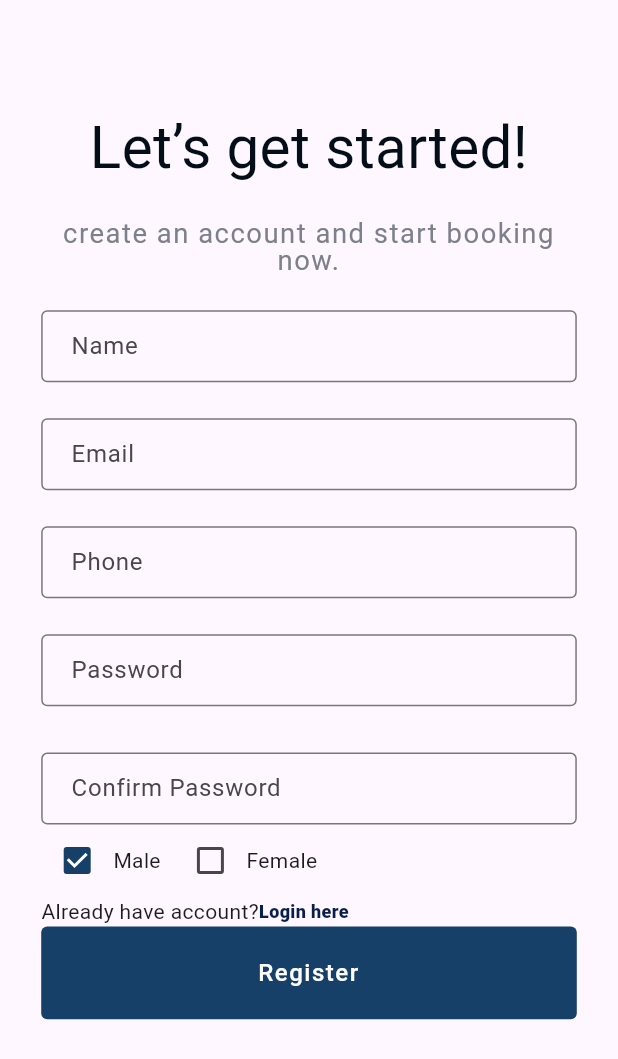
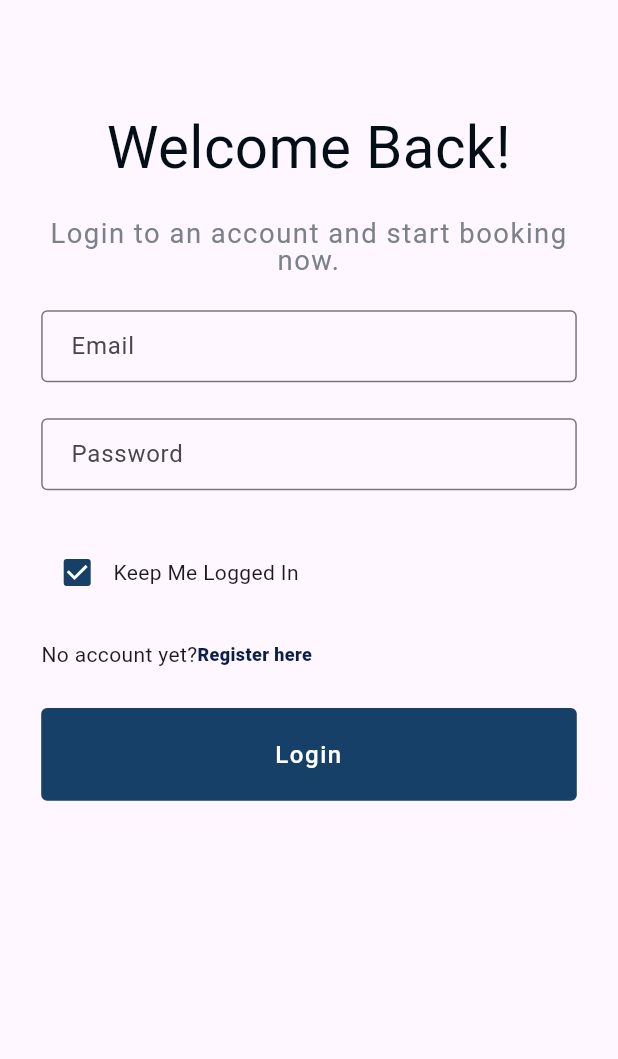
Before and after one commit to ahmedhany20200050/OBA_VCare_App, a Flutter app: the screen it shows after launch, on a phone screen of 412 x 824 dp. Shown: the top 1059 px of the screen. Run offline on Flutter 3.47's test engine with Material 2 defaults, Android fonts, the phone set to English and light mode, and no system bars; our stand-ins replace bloc, flutter_bloc, flutter_secure_storage, google_fonts, shared_preferences; missing offline and left inert: animated_snack_bar; Roboto replaces fonts that are missing (Nunito).

Commit message:
finished login screen

```diff
--- /dev/null
+++ b/lib/Features/login/presentation/manger/cubit/login_cubit_state.dart
@@ -0,0 +1,13 @@
+sealed class LoginCubitState {}
+
+final class LoginCubitInitial extends LoginCubitState {}
+
+final class LoginCubitLoading extends LoginCubitState {}
+
+final class LoginCubitSuccess extends LoginCubitState {}
+
+final class LoginCubitFailure extends LoginCubitState {
+  Map<String,dynamic> err;
+
+  LoginCubitFailure({required this.err});
+}
--- /dev/null
+++ b/lib/Features/login/presentation/views/login_screen.dart
@@ -0,0 +1,247 @@
+// ignore_for_file: body_might_complete_normally_nullable
+import 'package:animated_snack_bar/animated_snack_bar.dart';
+import 'package:flutter_bloc/flutter_bloc.dart';
+import 'package:flutter_secure_storage/flutter_secure_storage.dart';
+
+import 'package:flutter/material.dart';
+import 'package:shared_preferences/shared_preferences.dart';
+import '../../../../core/app_colors.dart';
+import '../../../../core/app_styles.dart';
+import '../../../../core/utils/size_config.dart';
+import '../manger/cubit/login_cubit.dart';
+import '../manger/cubit/login_cubit_state.dart';
+
+class LoginScreen extends StatefulWidget {
+  const LoginScreen({super.key});
+  static const id = 'LoginScreen';
+
+  @override
+  State<LoginScreen> createState() => _LoginScreenState();
+}
+
+class _LoginScreenState extends State<LoginScreen> {
+  GlobalKey<FormState> formkey = GlobalKey();
+  TextEditingController email = TextEditingController();
+  TextEditingController password = TextEditingController();
+  bool keepMeLoggedIn = true;
+
+  String emailErrors(state){
+    if(state is LoginCubitFailure){
+      if(state.err.containsKey('email')){
+        print(state.err['email'][0].toString());
+        return state.err['email'][0].toString();
+      }
+    }
+    return'';
+  }
+  String passwordErrors(state){
+    if(state is LoginCubitFailure){
+      if(state.err.containsKey('password')){
+        print(state.err['password'][0].toString());
+        return state.err['password'][0].toString();
+      }
+    }
+    return'';
+  }
+
+
+  @override
+  Widget build(BuildContext context) {
+    return BlocConsumer<LoginCubit, LoginCubitState>(
+      listener: (context, state) {
+        if (state is LoginCubitSuccess) {
+          //todo: navigate
+          // Navigator.of(context).pushNamed(HomeScreen.id);
+          AnimatedSnackBar.material(
+            'Login Success',
+            type: AnimatedSnackBarType.success,
+            duration: const Duration(seconds: 4),
+          ).show(context);
+        }
+        if(state is LoginCubitFailure){
+            if(state.err.containsKey('error')){
+              print(state.err['error'].toString());
+              AnimatedSnackBar.material(
+                state.err['error'].toString().replaceAll("Exception:", " "),
+                type: AnimatedSnackBarType.error,
+                duration: const Duration(seconds: 4),
+              ).show(context);
+            }
+
+        }
+      },
+      builder: (context, state) {
+        var loginCubit = BlocProvider.of<LoginCubit>(context);
+        return Scaffold(
+            body: SafeArea(
+                        child: SingleChildScrollView(
+                          physics: const ClampingScrollPhysics(),
+                          child: Container(
+                            padding: EdgeInsets.symmetric(
+                                horizontal: 24 * SizeConfig.horizontalBlock,
+                                vertical: 55 * SizeConfig.verticalBlock),
+                            child: Form(
+                              key: formkey,
+                              child: SingleChildScrollView(
+                                child: Column(
+                                  crossAxisAlignment: CrossAxisAlignment.stretch,
+                                  children: [
+                                    Text(
+                                      "Welcome Back!",
+                                      textAlign: TextAlign.center,
+                                      style: AppStyles.titleStyle,
+                                    ),
+                                    const SizedBox(
+                                      height: 20,
+                                    ),
+                                    Row(
+                                      children: [
+                                        Expanded(
+                                          child: Text(
+                                            "Login to an account and start booking now.",
+                                            style: AppStyles.descriptionStyle,
+                                            textAlign: TextAlign.center,
+                                          ),
+                                        ),
+                                      ],
+                                    ),
+                                    const SizedBox(
+                                      height: 24,
+                                    ),
+
+                                    TextFormField(
+                                      controller: email,
+                                      decoration: InputDecoration(
+                                        contentPadding:
+                                            const EdgeInsets.symmetric(
+                                                horizontal: 16),
+                                        hintText: "Email",
+                                        focusedBorder: const OutlineInputBorder(
+                                            borderSide: BorderSide(
+                                                width: 2,
+                                                color: AppColors.textFieldColor
+                                            )
+                                        ),
+                                        border: OutlineInputBorder(
+                                          borderRadius: BorderRadius.circular(4),
+                                          borderSide: const BorderSide(
+                                            color: AppColors.textFieldColor,
+                                            width: 1,
+                                          ),
+                                        ),
+                                      ),
+                                    ),
+                                    state is LoginCubitFailure?
+                                    Text(emailErrors(state),style: AppStyles.textFieldErrorStyle,):Container(),
+                                    const SizedBox(
+                                      height: 24,
+                                    ),
+
+                                    TextFormField(
+                                      obscureText: true,
+                                      controller: password,
+                                      decoration: InputDecoration(
+                                        contentPadding:
+                                            const EdgeInsets.symmetric(
+                                                horizontal: 16),
+                                        hintText: "Password",
+                                        focusedBorder: const OutlineInputBorder(
+                                            borderSide: BorderSide(
+                                                width: 2,
+                                                color: AppColors.textFieldColor
+                                            )
+                                        ),
+                                        border: OutlineInputBorder(
+                                          borderRadius: BorderRadius.circular(4),
+                                          borderSide: const BorderSide(
+                                            color: AppColors.textFieldColor,
+                                            width: 1,
+                                          ),
+                                        ),
+                                      ),
+                                    ),
+                                    state is LoginCubitFailure?
+                                        Text(passwordErrors(state),style: AppStyles.textFieldErrorStyle,):Container(),
+                                    SizedBox(
+                                      height: 24*SizeConfig.verticalBlock,
+                                    ),
+
+                                    Row(
+                                      children: [
+                                        Checkbox(
+                                            activeColor: AppColors.primaryColor,
+                                            value: keepMeLoggedIn,
+                                            onChanged: (value) {
+                                              setState(() {
+                                                keepMeLoggedIn = !keepMeLoggedIn;
+                                              });
+                                            }),
+                                        const Text("Keep Me Logged In"),
+
+                                      ],
+                                    ),
+                                    SizedBox(
+                                      height: 16*SizeConfig.verticalBlock,
+                                    ),
+                                    Row(
+                                      children: [
+                                        const Text("No account yet?"),
+                                        GestureDetector(
+                                          onTap: (){
+                                            //todo:push the register screen
+                                          },
+                                          child: Text("Register here",style: AppStyles.homeProgressStyle.copyWith(
+                                            fontSize: 12
+                                          ),),
+                                        ),
+                                      ],
+                                    ),
+                                    SizedBox(
+                                      height: 20*SizeConfig.verticalBlock,
+                                    ),
+                                    state is LoginCubitLoading?
+                                  const Center(
+                                    child: SizedBox(
+                                        height: 20,
+                                        width: 20,
+                                        child: CircularProgressIndicator(
+                                          color: AppColors.primaryColor,
+                                        )),
+                                  )
+                                        :SizedBox(
+                                      height: 48 * SizeConfig.verticalBlock,
+                                      child: TextButton(
+                                        style: TextButton.styleFrom(
+                                            backgroundColor:
+                                                AppColors.primaryColor,
+                                            shape: RoundedRectangleBorder(
+                                              borderRadius:
+                                                  BorderRadius.circular(4),
+                                            )),
+                                        onPressed: () async {
+                                          if (formkey.currentState!.validate()) {
+                                            await loginCubit.login(
+                                              email: email.text,
+                                              password: password.text,
+                                              keepMeLoggedIn: keepMeLoggedIn,
+                                            );
+                                          }
+                                        },
+                                        child: Text(
+                                          "Login",
+                                          textAlign: TextAlign.center,
+                                          style: AppStyles.buttonTextStyle,
+                                        ),
+                                      ),
+                                    )
+                                  ],
+                                ),
+                              ),
+                            ),
+                          ),
+                        ),
+                      ));
+      },
+    );
+  }
+}
--- a/lib/core/app_styles.dart
+++ b/lib/core/app_styles.dart
@@ -7,6 +7,12 @@ class AppStyles{
   static  TextStyle titleStyle =  TextStyle(
     color:const Color(0xFF030E19),
     fontSize: 34*SizeConfig.textRatio,
+    fontFamily: 'Roboto',
+    fontWeight: FontWeight.w400,
+  );
+  static  TextStyle textFieldErrorStyle =  TextStyle(
+    color:Colors.red,
+    fontSize: 8*SizeConfig.textRatio,
     fontFamily: 'Roboto',
     fontWeight: FontWeight.w400,
   );
--- a/lib/core/utils/endpoints.dart
+++ b/lib/core/utils/endpoints.dart
@@ -1,5 +1,6 @@
 class EndPoints {
   static String baseUrl = 'https://vcare.integration25.com/api';
   static String registerEndpoint = '/auth/register';
+  static String loginEndpoint = '/auth/login';
 
 }
--- a/lib/main.dart
+++ b/lib/main.dart
@@ -1,5 +1,7 @@
 import 'package:flutter/material.dart';
 import 'package:flutter_bloc/flutter_bloc.dart';
+import 'package:untitled/Features/login/presentation/manger/cubit/login_cubit.dart';
+import 'package:untitled/Features/login/presentation/views/login_screen.dart';
 import 'package:untitled/Features/register/presentation/manger/cubit/register_cubit.dart';
 import 'package:untitled/Features/register/presentation/views/register_screen.dart';
 import 'package:untitled/core/app_colors.dart';
@@ -27,8 +29,9 @@ class MyApp extends StatelessWidget {
       home:  MultiBlocProvider(
           providers: [
             BlocProvider(create: (context) => RegisterCubit()),
+            BlocProvider(create: (context) => LoginCubit()),
           ],
-          child: const RegisterScreen()),
+          child: const LoginScreen()),
     );
   }
 }
```
Also changed, not shown: lib/Features/login/presentation/manger/cubit/login_cubit.dart (added, +66 -0 lines), lib/Features/login/data/repos/dummy.txt (added), lib/Features/login/presentation/views/widgets/dummy.txt (added).
